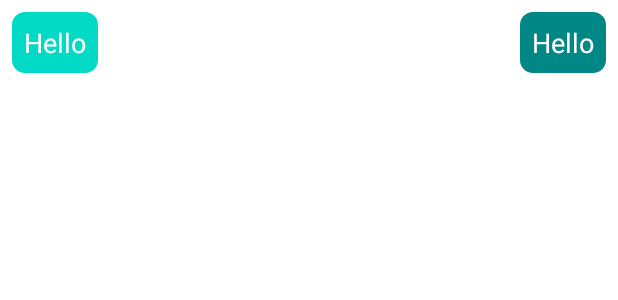
After one commit to CS5520Feinberg/final-project-v2-group-10, an Android app: the layout fragment_message_children_chat_items.xml on its own in the app's theme, with its tools: preview values and no code run, on a phone screen of 412 x 824 dp. The commit adds this screen. Shown: the top 300 px of the screen. Run offline under Robolectric (Android 15) with nearby library versions, the phone set to English and light mode, and no system bars.

```diff
--- a/app/src/main/AndroidManifest.xml
+++ b/app/src/main/AndroidManifest.xml
@@ -52,6 +52,12 @@
                 android:name="android.app.lib_name"
                 android:value="" />
         </activity>
+        <activity
+            android:name=".ChatActivity"
+            android:exported="false"
+            android:configChanges="orientation|keyboardHidden|screenSize"
+            android:windowSoftInputMode="adjustResize">
+        </activity>
     </application>
 
 </manifest>
--- a/app/src/main/java/edu/northeastern/numad23su_team_v2_group_10_final_project/RegisterActivity.java
+++ b/app/src/main/java/edu/northeastern/numad23su_team_v2_group_10_final_project/RegisterActivity.java
@@ -25,7 +25,7 @@ import com.google.firebase.database.FirebaseDatabase;
 
 import java.util.regex.Pattern;
 
-import edu.northeastern.numad23su_team_v2_group_10_final_project.message.FirebaseUtil;
+import edu.northeastern.numad23su_team_v2_group_10_final_project.util.FirebaseUtil;
 import edu.northeastern.numad23su_team_v2_group_10_final_project.model.User;
 
 public class RegisterActivity extends AppCompatActivity {
--- a/app/src/main/java/edu/northeastern/numad23su_team_v2_group_10_final_project/message/ChatFragment.java
+++ b/app/src/main/java/edu/northeastern/numad23su_team_v2_group_10_final_project/message/ChatFragment.java
@@ -28,7 +28,7 @@ public class ChatFragment extends Fragment {
     public View onCreateView(LayoutInflater inflater, ViewGroup container,
                              Bundle savedInstanceState) {
         // Inflate the layout for this fragment
-        View view = inflater.inflate(R.layout.fragment_message_children_chat, container, false);
+        View view = inflater.inflate(R.layout.temp_placeholder, container, false);
         return view;
     }
 }
--- a/app/src/main/java/edu/northeastern/numad23su_team_v2_group_10_final_project/model/User.java
+++ b/app/src/main/java/edu/northeastern/numad23su_team_v2_group_10_final_project/model/User.java
@@ -40,6 +40,10 @@ public class User {
         return this.userId;
     }
 
+    public void setUserId(String userId) {
+        this.userId = userId;
+    }
+
     public String getAvatar() {
         return avatar;
     }
--- a/app/src/main/java/edu/northeastern/numad23su_team_v2_group_10_final_project/message/FirebaseUtil.java
+++ b/app/src/main/java/edu/northeastern/numad23su_team_v2_group_10_final_project/util/FirebaseUtil.java
@@ -1,4 +1,4 @@
-package edu.northeastern.numad23su_team_v2_group_10_final_project.message;
+package edu.northeastern.numad23su_team_v2_group_10_final_project.util;
 
 import com.google.firebase.Timestamp;
 import com.google.firebase.auth.FirebaseAuth;
--- /dev/null
+++ b/app/src/main/res/drawable/baseline_arrow_back_24.xml
@@ -0,0 +1,5 @@
+<vector android:autoMirrored="true" android:height="24dp"
+    android:tint="#000000" android:viewportHeight="24"
+    android:viewportWidth="24" android:width="24dp" xmlns:android="http://schemas.android.com/apk/res/android">
+    <path android:fillColor="@android:color/white" android:pathData="M20,11H7.83l5.59,-5.59L12,4l-8,8 8,8 1.41,-1.41L7.83,13H20v-2z"/>
+</vector>
--- /dev/null
+++ b/app/src/main/res/drawable/baseline_send_24.xml
@@ -0,0 +1,5 @@
+<vector android:autoMirrored="true" android:height="24dp"
+    android:tint="#000000" android:viewportHeight="24"
+    android:viewportWidth="24" android:width="24dp" xmlns:android="http://schemas.android.com/apk/res/android">
+    <path android:fillColor="@android:color/white" android:pathData="M2.01,21L23,12 2.01,3 2,10l15,2 -15,2z"/>
+</vector>
--- /dev/null
+++ b/app/src/main/res/drawable/edittext_outline.xml
@@ -0,0 +1,7 @@
+<shape xmlns:android="http://schemas.android.com/apk/res/android">
+    <solid android:color="@android:color/white" />
+    <stroke
+        android:width="1dp"
+        android:color="@android:color/darker_gray" />
+    <corners android:radius="8dp" />
+</shape>
--- /dev/null
+++ b/app/src/main/res/layout/fragment_message_children_chat_items.xml
@@ -0,0 +1,42 @@
+<?xml version="1.0" encoding="utf-8"?>
+<RelativeLayout xmlns:android="http://schemas.android.com/apk/res/android"
+    android:layout_width="match_parent"
+    android:layout_height="wrap_content"
+    android:padding="8dp">
+
+    <LinearLayout
+        android:layout_width="wrap_content"
+        android:layout_height="wrap_content"
+        android:background="@drawable/edittext_outline"
+        android:backgroundTint="@color/teal_200"
+        android:padding="8dp"
+        android:layout_marginEnd="80dp"
+        android:id="@+id/left_chat_layout"
+        android:orientation="vertical">
+        <TextView
+            android:layout_width="wrap_content"
+            android:layout_height="wrap_content"
+            android:textColor="@color/white"
+            android:textSize="18sp"
+            android:text="Hello"
+            android:id="@+id/left_chat_textview"/>
+    </LinearLayout>
+    <LinearLayout
+        android:layout_width="wrap_content"
+        android:layout_height="wrap_content"
+        android:background="@drawable/edittext_outline"
+        android:backgroundTint="@color/teal_700"
+        android:layout_alignParentEnd="true"
+        android:padding="8dp"
+        android:layout_marginStart="80dp"
+        android:id="@+id/right_chat_layout">
+        <TextView
+            android:layout_width="wrap_content"
+            android:layout_height="wrap_content"
+            android:textColor="@color/white"
+            android:textSize="18sp"
+            android:text="Hello"
+            android:id="@+id/right_chat_textview"/>
+    </LinearLayout>
+
+</RelativeLayout>
--- a/app/src/main/res/layout/fragment_message_children_users_items.xml
+++ b/app/src/main/res/layout/fragment_message_children_users_items.xml
@@ -3,7 +3,8 @@
     android:layout_width="match_parent"
     android:layout_height="wrap_content"
     android:layout_margin="10dp"
-    android:elevation="2dp">
+    android:elevation="2dp"
+    android:background="@drawable/edittext_outline">
 
     <ImageView
         android:id="@+id/imageView2"
```
Also changed, not shown: app/src/main/java/edu/northeastern/numad23su_team_v2_group_10_final_project/ChatActivity.java (added, +134 -0 lines), app/src/main/java/edu/northeastern/numad23su_team_v2_group_10_final_project/message/ChatAdapter.java (added, +65 -0 lines), app/src/main/java/edu/northeastern/numad23su_team_v2_group_10_final_project/message/UsersAdapter.java (+12 -5 lines), app/src/main/java/edu/northeastern/numad23su_team_v2_group_10_final_project/message/UsersFragment.java (+1 -13 lines), app/src/main/java/edu/northeastern/numad23su_team_v2_group_10_final_project/model/ChatMessage.java (+19 -28 lines), app/src/main/java/edu/northeastern/numad23su_team_v2_group_10_final_project/model/ChatRoom.java (added, +64 -0 lines), app/src/main/java/edu/northeastern/numad23su_team_v2_group_10_final_project/util/AndroidUtil.java (added, +31 -0 lines), app/src/main/res/layout/fragment_message_children_chat.xml (+47 -12 lines), app/src/main/res/layout/temp_placeholder.xml (added, +15 -0 lines).
